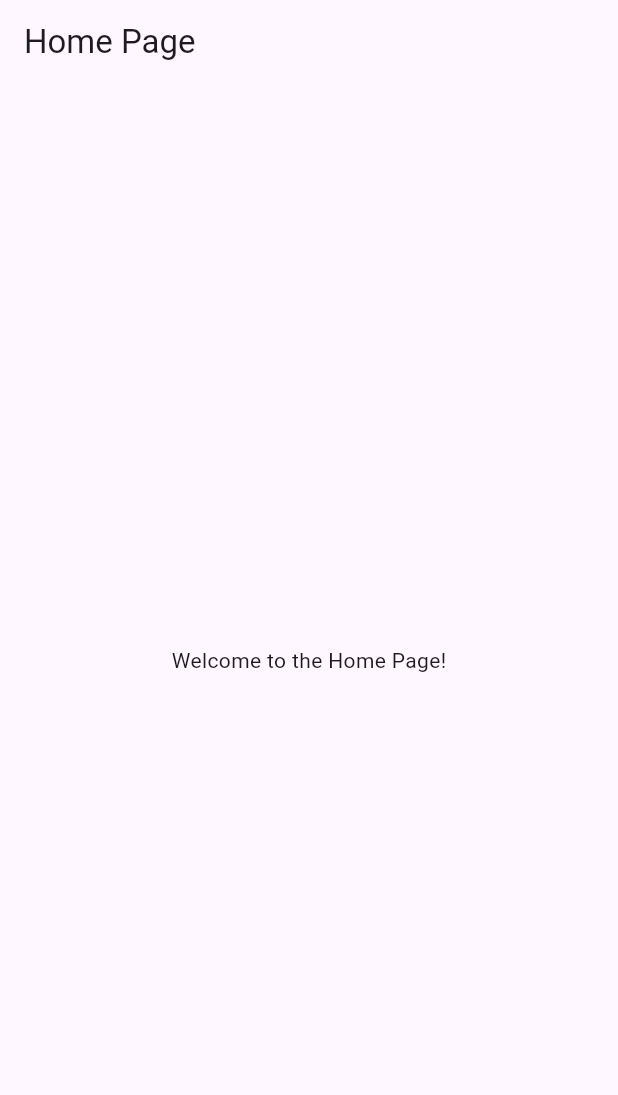
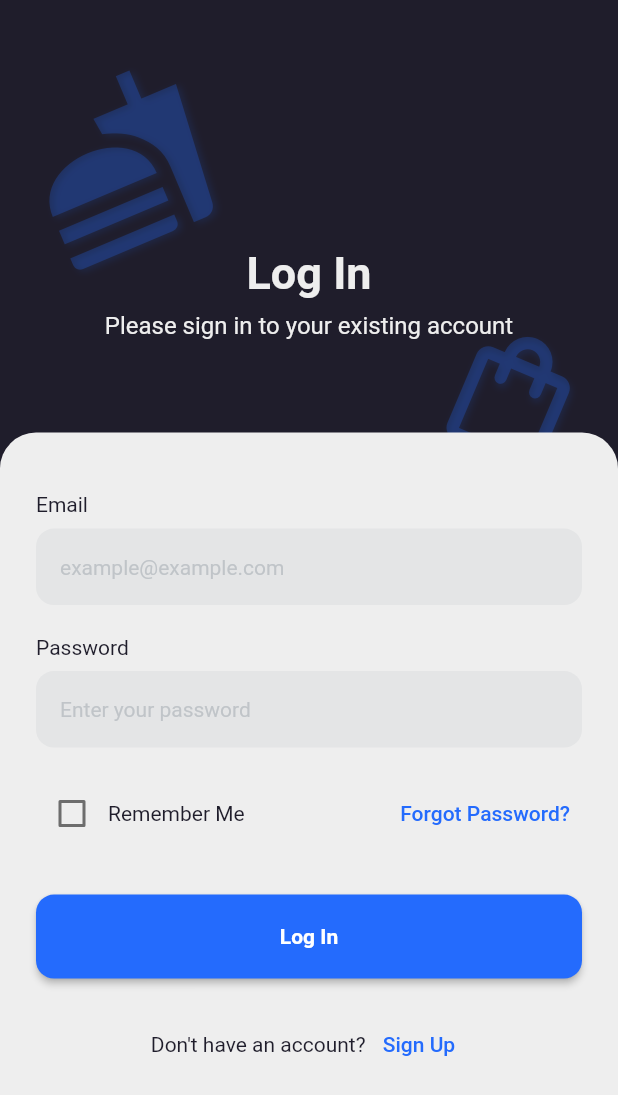
Before and after one commit to ismaildrcn/yumzi, a Flutter app: the screen it shows after launch, on a phone screen of 412 x 824 dp. Shown: the top 1095 px of the screen. Run offline on Flutter 3.47's test engine with Material 3 defaults, Android fonts, the phone set to English and light mode, and no system bars; our stand-ins replace dio, flutter_secure_storage, go_router; Roboto replaces fonts that are missing (Sen).

Commit message:
Create Login Page

```diff
--- /dev/null
+++ b/devtools_options.yaml
@@ -0,0 +1,3 @@
+description: This file stores settings for Dart & Flutter DevTools.
+documentation: https://docs.flutter.dev/tools/devtools/extensions#configure-extension-enablement-states
+extensions:
--- a/lib/config/app_router.dart
+++ b/lib/config/app_router.dart
@@ -1,7 +1,7 @@
 import 'package:flutter/material.dart';
 import 'package:go_router/go_router.dart';
 import 'package:yumzi/enums/app_routes.dart';
-import 'package:yumzi/presentation/screens/home/home_page.dart';
+import 'package:yumzi/presentation/screens/auth/login_page.dart';
 
 class AppRouter {
   GoRouter get router => GoRouter(
@@ -33,7 +33,7 @@ class AppRouter {
         GoRoute(
           name: AppRoutes.home.name,
           path: AppRoutes.home.path,
-          builder: (context, state) => const HomePage(),
+          builder: (context, state) => LoginPage(),
         ),
       ],
     ),
--- a/lib/main.dart
+++ b/lib/main.dart
@@ -1,5 +1,6 @@
 import 'package:flutter/material.dart';
 import 'package:yumzi/config/app_router.dart';
+import 'package:yumzi/styles/themes.dart';
 
 void main() {
   runApp(const MyApp());
@@ -14,9 +15,7 @@ class MyApp extends StatelessWidget {
     return MaterialApp.router(
       title: 'Yumzi',
       debugShowCheckedModeBanner: false,
-      theme: ThemeData(
-        colorScheme: ColorScheme.fromSeed(seedColor: Colors.deepPurple),
-      ),
+      theme: AppTheme.lightTheme,
       routerConfig: AppRouter().router,
     );
   }
--- a/lib/presentation/screens/auth/login.dart
+++ /dev/null
@@ -1,10 +0,0 @@
-import 'package:flutter/material.dart';
-
-class Login extends StatelessWidget {
-  const Login({super.key});
-
-  @override
-  Widget build(BuildContext context) {
-    return Scaffold(body: Center(child: Text('Login Screen')));
-  }
-}
--- /dev/null
+++ b/lib/presentation/screens/auth/login_page.dart
@@ -0,0 +1,314 @@
+import 'package:flutter/material.dart';
+
+class LoginPage extends StatefulWidget {
+  LoginPage({super.key});
+
+  @override
+  State<LoginPage> createState() => _LoginPageState();
+}
+
+class _LoginPageState extends State<LoginPage> {
+  final TextEditingController _emailController = TextEditingController();
+
+  final TextEditingController _passwordController = TextEditingController();
+
+  bool rememberMe = false;
+
+  @override
+  void initState() {
+    super.initState();
+  }
+
+  @override
+  Widget build(BuildContext context) {
+    return Scaffold(
+      backgroundColor: Theme.of(context).colorScheme.secondary,
+      body: Stack(
+        children: [
+          Positioned(
+            left: 20,
+            top: MediaQuery.of(context).size.height * 0.06,
+            child: Transform.rotate(
+              angle:
+                  -0.4, // Radyan cinsinden açı (negatif = saat yönünün tersine)
+              child: Icon(
+                Icons.fastfood,
+                size: 120,
+                color: Theme.of(context).colorScheme.primary.withAlpha(64),
+                shadows: [
+                  Shadow(
+                    blurRadius: 6,
+                    color: Theme.of(context).colorScheme.primary.withAlpha(32),
+                    offset: Offset(2, 2),
+                  ),
+                ],
+              ),
+            ),
+          ),
+
+          Positioned(
+            right: 20,
+            top: MediaQuery.of(context).size.height * 0.26,
+            child: Transform.rotate(
+              angle:
+                  0.4, // Radyan cinsinden açı (negatif = saat yönünün tersine)
+              child: Icon(
+                Icons.shopping_bag_outlined,
+                size: 100,
+                color: Theme.of(context).colorScheme.primary.withAlpha(64),
+                shadows: [
+                  Shadow(
+                    blurRadius: 6,
+                    color: Theme.of(context).colorScheme.primary.withAlpha(32),
+                    offset: Offset(2, 2),
+                  ),
+                ],
+              ),
+            ),
+          ),
+
+          Positioned(
+            top: MediaQuery.of(context).size.height * 0.2,
+            width: MediaQuery.of(context).size.width,
+            child: Column(
+              mainAxisAlignment: MainAxisAlignment.center,
+              crossAxisAlignment: CrossAxisAlignment.center,
+              spacing: 8,
+              children: [
+                Text(
+                  'Log In',
+                  style: TextStyle(
+                    fontSize: 30,
+                    fontWeight: FontWeight.bold,
+                    color: Theme.of(context).colorScheme.surface,
+                  ),
+                ),
+                Text(
+                  'Please sign in to your existing account',
+                  style: TextStyle(
+                    fontSize: 16,
+                    color: Theme.of(context).colorScheme.surface,
+                  ),
+                ),
+              ],
+            ),
+          ),
+
+          Positioned(
+            top: MediaQuery.of(context).size.height * 0.35,
+            width: MediaQuery.of(context).size.width,
+            height: MediaQuery.of(context).size.height * 0.65,
+            child: Container(
+              decoration: BoxDecoration(
+                color: Theme.of(context).colorScheme.surface,
+                borderRadius: BorderRadius.only(
+                  topLeft: Radius.circular(24),
+                  topRight: Radius.circular(24),
+                ),
+              ),
+              child: Column(
+                crossAxisAlignment: CrossAxisAlignment.start,
+                children: [
+                  SizedBox(height: 40),
+                  Padding(
+                    padding: const EdgeInsets.symmetric(horizontal: 24.0),
+                    child: Column(
+                      crossAxisAlignment: CrossAxisAlignment.start,
+                      spacing: 8,
+                      children: [
+                        Text(
+                          'Email',
+                          style: TextStyle(
+                            fontSize: 14,
+                            color: Theme.of(
+                              context,
+                            ).textTheme.bodyMedium!.color,
+                          ),
+                        ),
+                        TextField(
+                          controller: _emailController,
+                          decoration: InputDecoration(
+                            hintText: 'example@example.com',
+                            contentPadding: EdgeInsets.symmetric(
+                              vertical: 16,
+                              horizontal: 16,
+                            ),
+                            filled: true,
+                            fillColor: Theme.of(
+                              context,
+                            ).colorScheme.onSecondary.withAlpha(32),
+                            hintStyle: TextStyle(
+                              fontSize: 14,
+                              color: Theme.of(
+                                context,
+                              ).colorScheme.onSecondary.withAlpha(128),
+                            ),
+                            border: OutlineInputBorder(
+                              borderRadius: BorderRadius.circular(12),
+                            ),
+                            enabledBorder: OutlineInputBorder(
+                              borderSide: BorderSide(color: Colors.transparent),
+                              borderRadius: BorderRadius.circular(12),
+                            ),
+                          ),
+                        ),
+                      ],
+                    ),
+                  ),
+                  SizedBox(height: 20),
+                  Padding(
+                    padding: const EdgeInsets.symmetric(horizontal: 24.0),
+                    child: Column(
+                      crossAxisAlignment: CrossAxisAlignment.start,
+                      spacing: 8,
+                      children: [
+                        Text(
+                          'Password',
+                          style: TextStyle(
+                            fontSize: 14,
+                            color: Theme.of(
+                              context,
+                            ).textTheme.bodyMedium!.color,
+                          ),
+                        ),
+                        TextField(
+                          controller: _passwordController,
+                          obscureText: true,
+                          decoration: InputDecoration(
+                            hintText: 'Enter your password',
+                            contentPadding: EdgeInsets.symmetric(
+                              vertical: 16,
+                              horizontal: 16,
+                            ),
+                            filled: true,
+                            fillColor: Theme.of(
+                              context,
+                            ).colorScheme.onSecondary.withAlpha(32),
+                            hintStyle: TextStyle(
+                              fontSize: 14,
+                              color: Theme.of(
+                                context,
+                              ).colorScheme.onSecondary.withAlpha(128),
+                            ),
+                            border: OutlineInputBorder(
+                              borderRadius: BorderRadius.circular(12),
+                            ),
+                            enabledBorder: OutlineInputBorder(
+                              borderSide: BorderSide(color: Colors.transparent),
+                              borderRadius: BorderRadius.circular(12),
+                            ),
+                          ),
+                        ),
+                      ],
+                    ),
+                  ),
+                  const SizedBox(height: 20),
+
+                  Padding(
+                    padding: const EdgeInsets.symmetric(horizontal: 24.0),
+                    child: Row(
+                      children: [
+                        Row(
+                          children: [
+                            Checkbox(
+                              value: rememberMe,
+                              onChanged: (newValue) {
+                                setState(() {
+                                  rememberMe = newValue!;
+                                });
+                              },
+                            ),
+                            Text(
+                              'Remember Me',
+                              style: TextStyle(
+                                fontSize: 14,
+                                color: Theme.of(
+                                  context,
+                                ).textTheme.labelLarge!.color,
+                              ),
+                            ),
+                          ],
+                        ),
+                        Spacer(),
+                        Row(
+                          children: [
+                            TextButton(
+                              onPressed: () {
+                                // Forgot password action
+                              },
+                              child: Text(
+                                'Forgot Password?',
+                                style: TextStyle(
+                                  fontSize: 14,
+                                  color: Theme.of(context).colorScheme.primary,
+                                ),
+                              ),
+                            ),
+                          ],
+                        ),
+                      ],
+                    ),
+                  ),
+                  const SizedBox(height: 30),
+
+                  Padding(
+                    padding: const EdgeInsets.symmetric(horizontal: 24.0),
+                    child: ElevatedButton(
+                      onPressed: () {
+                        // Giriş işlemi
+                      },
+                      style: ElevatedButton.styleFrom(
+                        minimumSize: Size(
+                          MediaQuery.of(context).size.width,
+                          56,
+                        ),
+                        textStyle: TextStyle(
+                          fontSize: 14,
+                          fontWeight: FontWeight.bold,
+                        ),
+                        shape: RoundedRectangleBorder(
+                          borderRadius: BorderRadius.circular(12),
+                        ),
+                      ),
+                      child: const Text('Log In'),
+                    ),
+                  ),
+
+                  const SizedBox(height: 20),
+                  Center(
+                    child: Row(
+                      mainAxisAlignment: MainAxisAlignment.center,
+                      children: [
+                        Text(
+                          "Don't have an account? ",
+                          style: TextStyle(
+                            fontSize: 14,
+                            color: Theme.of(
+                              context,
+                            ).textTheme.bodyMedium!.color,
+                          ),
+                        ),
+                        TextButton(
+                          onPressed: () {
+                            // Kayıt olma sayfasına yönlendirme
+                          },
+                          child: Text(
+                            'Sign Up',
+                            style: TextStyle(
+                              fontSize: 14,
+                              color: Theme.of(context).colorScheme.primary,
+                            ),
+                          ),
+                        ),
+                      ],
+                    ),
+                  ),
+                ],
+              ),
+            ),
+          ),
+        ],
+      ),
+    );
+  }
+}
--- /dev/null
+++ b/lib/styles/colors.dart
@@ -0,0 +1,7 @@
+class YumziColors {
+  static const greyLight = 0xFFEEEEEE;
+  static const grey = 0xFF333333;
+  static const orange = 0xFFFF7622;
+  static const greyDark = 0xFF393E46;
+  static const darkGrey = 0xFF121223;
+}
--- /dev/null
+++ b/lib/styles/themes.dart
@@ -0,0 +1,108 @@
+import 'package:flutter/material.dart';
+
+class AppTheme {
+  // Tekrar nesne oluşturulmasını engellemek için
+  AppTheme._();
+
+  static ThemeData get lightTheme => ThemeData(
+    useMaterial3: false,
+    fontFamily: 'Sen',
+    colorScheme: const ColorScheme.light(
+      primary: Color(0xFF246BFD), // Daha modern, tok bir mavi (Royal Blue)
+      surface: Color(0xFFEEEEEE), // Açık gri, ana arkaplan
+      onSurface: Color(0xFFF5F6F8), // Çok hafif gri, kartlar için
+      secondary: Color(
+        0xFF1F1D2B,
+      ), // Siyah yerine koyu lacivert (Dark theme bg)
+      onSecondary: Color(0xFF9CA4AB), // Gri metinler için
+      tertiary: Color(0xFF07BD74), // Canlı yeşil
+      error: Color(0xFFFF3B30), // Modern kırmızı
+    ),
+    textTheme: const TextTheme(
+      displayLarge: TextStyle(color: Color(0xFF1F1D2B)),
+      displayMedium: TextStyle(color: Color(0xFF1F1D2B)),
+      displaySmall: TextStyle(color: Color(0xFF1F1D2B)),
+      headlineLarge: TextStyle(color: Color(0xFF1F1D2B)),
+      headlineMedium: TextStyle(color: Color(0xFF1F1D2B)),
+      headlineSmall: TextStyle(color: Color(0xFF1F1D2B)),
+      titleLarge: TextStyle(color: Color(0xFF1F1D2B)),
+      titleMedium: TextStyle(color: Color(0xFF1F1D2B)),
+      titleSmall: TextStyle(color: Color(0xFF1F1D2B)),
+      bodyLarge: TextStyle(color: Color(0xFF1F1D2B)),
+      bodyMedium: TextStyle(color: Color(0xFF1F1D2B)),
+      bodySmall: TextStyle(color: Color(0xFF9CA4AB)),
+      labelLarge: TextStyle(color: Color(0xFF1F1D2B)),
+      labelMedium: TextStyle(color: Color(0xFF9CA4AB)),
+      labelSmall: TextStyle(color: Color(0xFF9CA4AB)),
+    ),
+    iconButtonTheme: IconButtonThemeData(
+      style: IconButton.styleFrom(foregroundColor: Color(0xFF1F1D2B)),
+    ),
+    bottomNavigationBarTheme: BottomNavigationBarThemeData(
+      backgroundColor: Colors.black,
+      unselectedIconTheme: IconThemeData(
+        // Seçili olmayan ikon rengi
+        color: Colors.grey[500], // Daha soluk gri
+        size: 24,
+      ),
+      selectedLabelStyle: TextStyle(
+        // Seçili yazı stili
+        fontSize: 12,
+        fontWeight: FontWeight.bold,
+      ),
+    ),
+  );
+
+  static ThemeData get darkTheme => ThemeData(
+    useMaterial3: false,
+    fontFamily: 'Sen',
+    colorScheme: const ColorScheme.dark(
+      primary: Color(0xFF246BFD), // Light theme ile uyumlu modern mavi
+      surface: Color(0xFF1F1D2B), // Dark theme ana arkaplan
+      onSurface: Color(0xFF252836), // Kartlar ve ayrıştırıcı alanlar
+      secondary: Color(0xFFFFFFFF), // Beyaz metinler
+      onSecondary: Color(0xFF9CA4AB), // Gri metinler
+      tertiary: Color(0xFF07BD74), // Canlı yeşil
+      error: Color(0xFFFF3B30), // Modern kırmızı
+    ),
+    textTheme: const TextTheme(
+      displayLarge: TextStyle(color: Color(0xFFFFFFFF)),
+      displayMedium: TextStyle(color: Color(0xFFFFFFFF)),
+      displaySmall: TextStyle(color: Color(0xFFFFFFFF)),
+      headlineLarge: TextStyle(color: Color(0xFFFFFFFF)),
+      headlineMedium: TextStyle(color: Color(0xFFFFFFFF)),
+      headlineSmall: TextStyle(color: Color(0xFFFFFFFF)),
+      titleLarge: TextStyle(color: Color(0xFFFFFFFF)),
+      titleMedium: TextStyle(color: Color(0xFFFFFFFF)),
+      titleSmall: TextStyle(color: Color(0xFFFFFFFF)),
+      bodyLarge: TextStyle(color: Color(0xFFFFFFFF)),
+      bodyMedium: TextStyle(color: Color(0xFFFFFFFF)),
+      bodySmall: TextStyle(color: Color(0xFF9CA4AB)),
+      labelLarge: TextStyle(color: Color(0xFFFFFFFF)),
+      labelMedium: TextStyle(color: Color(0xFF9CA4AB)),
+      labelSmall: TextStyle(color: Color(0xFF9CA4AB)),
+    ),
+    iconButtonTheme: IconButtonThemeData(
+      style: IconButton.styleFrom(foregroundColor: Color(0xFFFFFFFF)),
+    ),
+    iconTheme: const IconThemeData(
+      color: Color(0xFFEEEEEE), // Tüm Icon widget'ları için renk
+    ),
+    bottomNavigationBarTheme: BottomNavigationBarThemeData(
+      backgroundColor: Colors.grey[900],
+      unselectedIconTheme: IconThemeData(
+        // Seçili olmayan ikon rengi
+        color: Colors.grey[500], // Daha soluk gri
+        size: 24,
+      ),
+      selectedLabelStyle: TextStyle(
+        // Seçili yazı stili
+        fontSize: 12,
+        fontWeight: FontWeight.bold,
+      ), // Dark theme için daha uygun koyu renk
+    ),
+    scaffoldBackgroundColor: Color(
+      0xFF1F1D2B,
+    ), // Dark theme için standart arkaplan
+  );
+}
```
